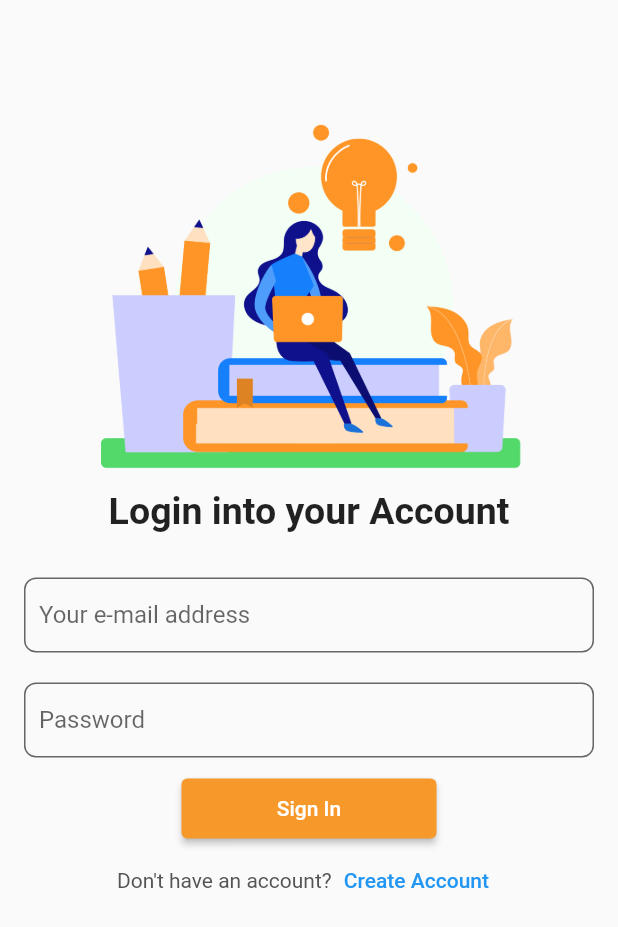
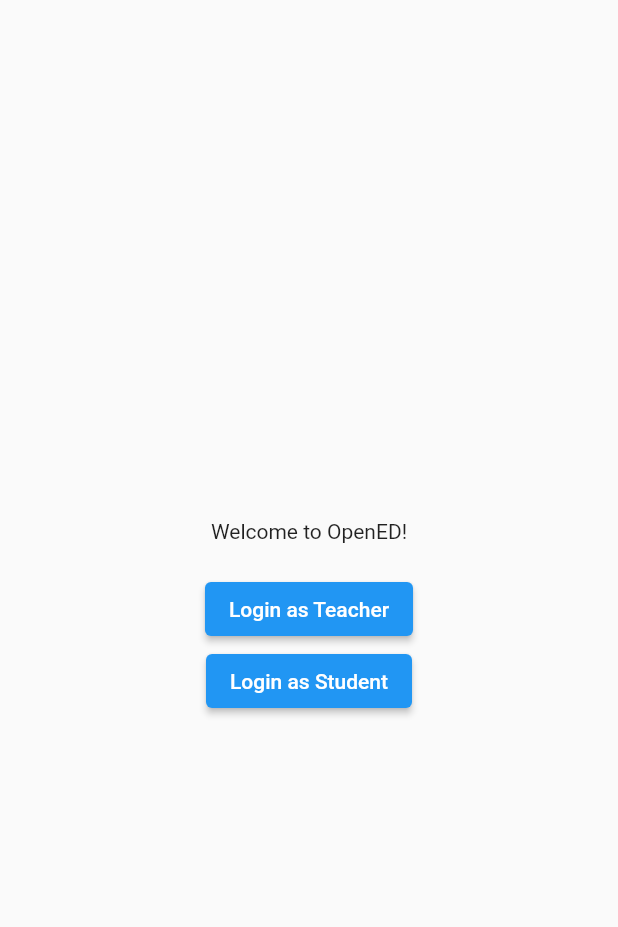
Before and after one commit to priyanshu68/i2c2_hackathon, a Flutter app: the screen it shows after launch, on a phone screen of 412 x 824 dp. Shown: the top 927 px of the screen. Run offline on Flutter 3.47's test engine with Material 2 defaults, Android fonts, the phone set to English and light mode, and no system bars; our stand-ins replace cloud_firestore, firebase_auth, firebase_core, flutter_speed_dial, fluttertoast, google_fonts and 4 more; accounts and stored records are empty.

Commit message:
did backend for student and teacher signin only

```diff
--- a/lib/authPage.dart
+++ b/lib/authPage.dart
@@ -2,6 +2,7 @@ import 'package:cloud_firestore/cloud_firestore.dart';
 import 'package:firebase_auth/firebase_auth.dart';
 import 'package:flutter/material.dart';
 import 'package:i2c2_hackathon/homeScreen.dart';
+import 'package:i2c2_hackathon/signin_options.dart';
 
 import 'package:shared_preferences/shared_preferences.dart';
 
@@ -29,7 +30,7 @@ class _AuthpageState extends State<Authpage> {
                 return HomeScreen();
               } else {
                 // navigate to the login page
-                return LoginPage();
+                return SiginOption();
               }
             } else {
               return CircularProgressIndicator();
--- a/lib/main.dart
+++ b/lib/main.dart
@@ -4,6 +4,7 @@ import 'package:i2c2_hackathon/LoginScreen.dart';
 import 'package:i2c2_hackathon/authPage.dart';
 import 'package:i2c2_hackathon/homeScreen.dart';
 import 'package:i2c2_hackathon/NavigationBar.dart';
+import 'package:i2c2_hackathon/signin_options.dart';
 import 'package:i2c2_hackathon/signin_signup.dart/student_signin.dart';
 import 'package:i2c2_hackathon/teachers/CatagoryDetailpage.dart';
 import 'package:i2c2_hackathon/teachers/NavigationbarTeacher.dart';
@@ -29,7 +30,7 @@ class MyApp extends StatelessWidget {
       theme: ThemeData(
         primarySwatch: Colors.blue,
       ),
-      home: const SigninScreen(),
+      home: const Authpage(),
     );
   }
 }
--- /dev/null
+++ b/lib/signin_options.dart
@@ -0,0 +1,45 @@
+import 'package:flutter/material.dart';
+import 'package:i2c2_hackathon/signin_signup.dart/student_signin.dart';
+import 'package:i2c2_hackathon/signin_signup.dart/teacherssignin.dart';
+
+class SiginOption extends StatelessWidget {
+  const SiginOption({super.key});
+
+  @override
+  Widget build(BuildContext context) {
+    return Scaffold(
+      body: SafeArea(
+        child: Center(
+          child: Padding(
+            padding: EdgeInsets.all(16.0),
+            child: Column(
+              mainAxisAlignment: MainAxisAlignment.center,
+              children: [
+                Text('Welcome to OpenED!'),
+                SizedBox(
+                  height: 20,
+                ),
+                ElevatedButton(
+                    onPressed: () {
+                      Navigator.push(
+                          context,
+                          MaterialPageRoute(
+                              builder: (context) => TeacherSigin()));
+                    },
+                    child: Text('Login as Teacher')),
+                ElevatedButton(
+                    onPressed: () {
+                      Navigator.push(
+                          context,
+                          MaterialPageRoute(
+                              builder: (context) => StudentSignin()));
+                    },
+                    child: Text('Login as Student'))
+              ],
+            ),
+          ),
+        ),
+      ),
+    );
+  }
+}
--- a/pubspec.yaml
+++ b/pubspec.yaml
@@ -82,6 +82,7 @@ flutter:
     - assets/imgs/Sample2.png
     - assets/imgs/maths1.jpg
     - assets/imgs/siginstu.png
+    - assets/imgs/signinteach.png
 
   # An image asset can refer to one or more resolution-specific "variants", see
   # https://flutter.dev/assets-and-images/#resolution-aware
```
Also changed, not shown: lib/AccountDetail.dart (+8 -7 lines), lib/signin_signup.dart/student_signin.dart (+40 -7 lines), lib/signin_signup.dart/teacherssignin.dart (+127 -0 lines), assets/imgs/signinteach.png (added).
